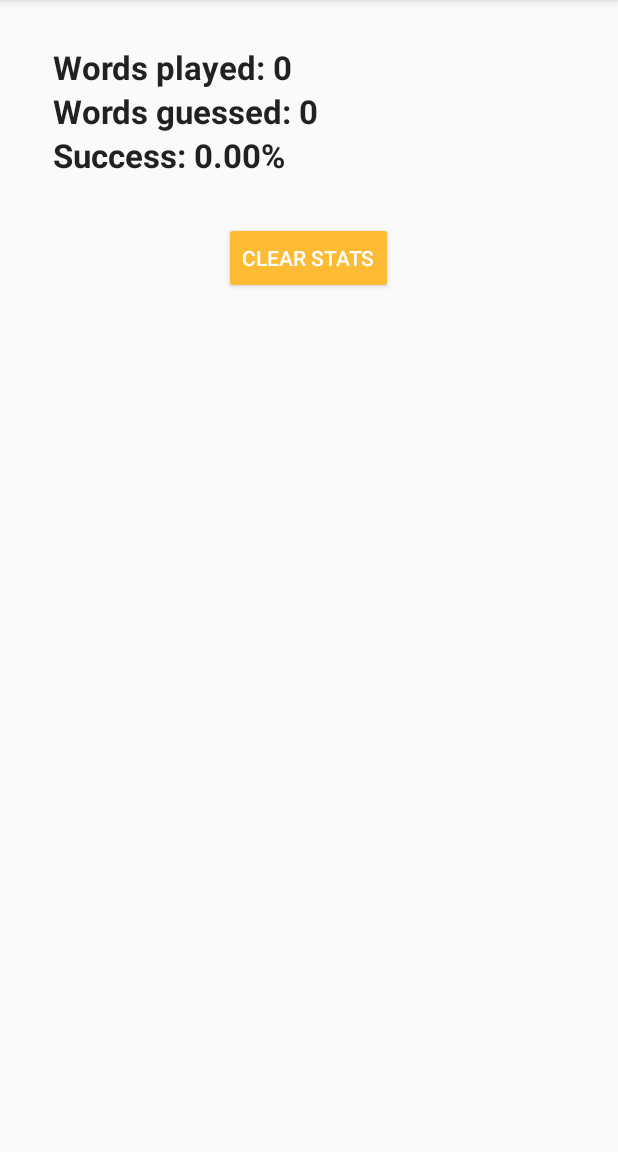
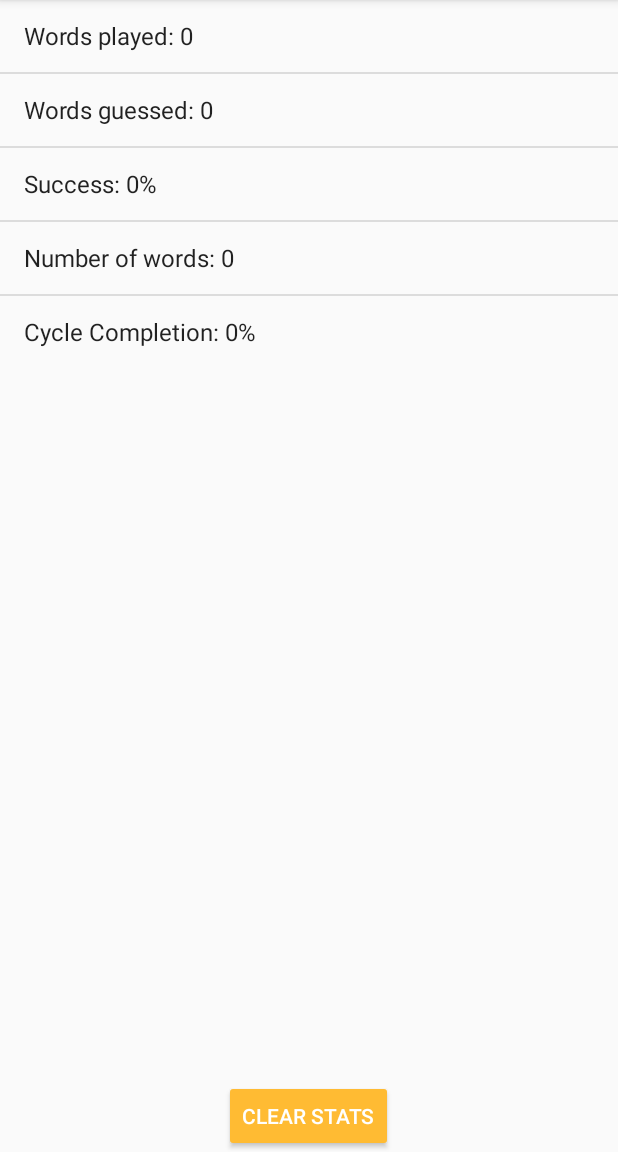
Before and after one commit to alainrk/memenguage, an Android app: the StatsActivity screen opened directly, with no data from a screen before it, on a phone screen of 412 x 824 dp, the part 84-1236 px from its top. Run offline under Robolectric (Android 15) with nearby library versions, the phone set to English and light mode, and no system bars.

Commit message:
Refactor and new in stats

```diff
--- a/app/src/main/java/alaindc/memenguage/DBManager.java
+++ b/app/src/main/java/alaindc/memenguage/DBManager.java
@@ -19,6 +19,7 @@ package alaindc.memenguage;
 import android.content.ContentValues;
 import android.content.Context;
 import android.database.Cursor;
+import android.database.DatabaseUtils;
 import android.database.sqlite.SQLiteDatabase;
 import android.database.sqlite.SQLiteException;
 import android.util.Log;
@@ -201,15 +202,12 @@ public class DBManager {
         }
     }
 
-    // TODO Get words with used < rating
     public Cursor getRandomWordNotUsed() {
         Cursor crs;
         try {
             SQLiteDatabase db = dbhelper.getReadableDatabase();
 
-//            String whereClause = Constants.FIELD_USED +  " = ?";
             String whereClause = Constants.FIELD_USED +  " < " + Constants.FIELD_RATING;
-//            String[] whereArgs = {"0"};
 
             crs = db.query(Constants.TABLE_WORDS, null, whereClause, null, null, null, "random()", "1");
             if (crs.getCount() == 0) {
@@ -222,7 +220,6 @@ public class DBManager {
         return crs;
     }
 
-    // TODO Get words with used < rating
     public Cursor getRandomWordNotUsedInRangeTime(String timestart, String timeend) {
         Cursor crs;
         try {
@@ -283,10 +280,30 @@ public class DBManager {
             String[] whereArgs = {"%"+search+"%", "%"+search+"%"};
 
             crs = db.query(Constants.TABLE_WORDS, null, whereClause, whereArgs, null, null, Constants.FIELD_TIMESTAMP+" DESC", null);
-            Log.d("aaaaaa","aaa");
+
         } catch(SQLiteException sqle) {
             return null;
         }
         return crs;
     }
+
+    public long countWords () {
+        SQLiteDatabase db = dbhelper.getWritableDatabase();
+        try {
+            return DatabaseUtils.queryNumEntries(db, Constants.TABLE_WORDS, null, null);
+        }
+        catch (SQLiteException sqle) {
+            return 0;
+        }
+    }
+
+    public long countGuessedWords () {
+        SQLiteDatabase db = dbhelper.getWritableDatabase();
+        try {
+            return DatabaseUtils.queryNumEntries(db, Constants.TABLE_WORDS, Constants.FIELD_USED +  " < " + Constants.FIELD_RATING, null);
+        }
+        catch (SQLiteException sqle) {
+            return 0;
+        }
+    }
 }
--- a/app/src/main/java/alaindc/memenguage/View/MainActivity.java
+++ b/app/src/main/java/alaindc/memenguage/View/MainActivity.java
@@ -234,7 +234,7 @@ public class MainActivity extends AppCompatActivity
             }
         });
 
-        Toast.makeText(getApplicationContext(), adapter.getCount()+" words in Memenguage", Toast.LENGTH_SHORT).show();
+        //Toast.makeText(getApplicationContext(), adapter.getCount()+" words in Memenguage", Toast.LENGTH_SHORT).show();
     }
 
     @Override
--- a/app/src/main/java/alaindc/memenguage/View/StatsActivity.java
+++ b/app/src/main/java/alaindc/memenguage/View/StatsActivity.java
@@ -5,27 +5,37 @@ import android.content.SharedPreferences;
 import android.os.Bundle;
 import android.support.v7.app.AppCompatActivity;
 import android.view.View;
+import android.widget.ArrayAdapter;
 import android.widget.Button;
-import android.widget.TextView;
+import android.widget.ListView;
+import android.widget.Toast;
+
+import java.lang.reflect.Array;
+import java.util.ArrayList;
 
 import alaindc.memenguage.Constants;
+import alaindc.memenguage.DBManager;
 import alaindc.memenguage.R;
 import alaindc.memenguage.Utils;
 
 public class StatsActivity extends AppCompatActivity {
 
-    private TextView numGamesTextView, numGuessTextView, successTextView;
     private Button clearStatButton;
+    private ListView listView;
+    private ArrayAdapter<String> itemsAdapter;
+    private ArrayList<String> items;
 
     @Override
     protected void onCreate(Bundle savedInstanceState) {
         super.onCreate(savedInstanceState);
         setContentView(R.layout.activity_stats);
 
-        numGamesTextView = (TextView) findViewById(R.id.numwordslab);
-        numGuessTextView = (TextView) findViewById(R.id.numguesslab);
-        successTextView = (TextView) findViewById(R.id.successlab);
-        clearStatButton = (Button) findViewById(R.id.clearStatBut);
+        clearStatButton = (Button) findViewById(R.id.clearstatsbut);
+        listView = (ListView) findViewById(R.id.listatsview);
+
+        items = new ArrayList<>();
+        itemsAdapter = new ArrayAdapter<>(this, android.R.layout.simple_list_item_1, items);
+        listView.setAdapter(itemsAdapter);
 
         clearStatButton.setOnClickListener(new View.OnClickListener() {
             @Override
@@ -41,17 +51,35 @@ public class StatsActivity extends AppCompatActivity {
 
     private void fillStats() {
         SharedPreferences sharedPref = getApplicationContext().getSharedPreferences(Constants.PREF_FILE, Context.MODE_PRIVATE);
+        DBManager dbmanager = new DBManager(getApplicationContext());
+
+        long allwords = dbmanager.countWords();
+        long complwords = dbmanager.countGuessedWords();
+        int percent = (int)(100*(complwords*1.0)/allwords);
 
         long guess = sharedPref.getLong(Constants.PREF_STATS_NUMCORRECT, 0);
         long games = sharedPref.getLong(Constants.PREF_STATS_NUMATTEMPTS, 0);
-        double success = 100*(guess*1.0)/games;
+        int success = (int)(100*(guess*1.0)/games);
 
         if (Double.isNaN(success))
             success = 0;
 
-        numGamesTextView.setText("Words played: " + games);
-        numGuessTextView.setText("Words guessed: " + guess);
-        successTextView.setText("Success: " + String.format("%.2f", success) + "%");
+        String numGames = "Words played: " + games;
+        String numGuess = "Words guessed: " + guess;
+        String successperc = "Success: " + success + "%";
+        String numwords = "Number of words: " + allwords;
+        String cyclecompl = "Cycle Completion: " + percent + "%";
+
+        items.clear();
+        items.add(numGames);
+        items.add(numGuess);
+        items.add(successperc);
+        items.add(numwords);
+        items.add(cyclecompl);
+
+        itemsAdapter.notifyDataSetChanged();
+
+        // TODO Fill listview
     }
 
 }
--- a/app/src/main/res/layout/activity_stats.xml
+++ b/app/src/main/res/layout/activity_stats.xml
@@ -5,51 +5,24 @@
     android:layout_height="match_parent"
     tools:context=".View.PlayActivity">
 
-    <TextView
+    <ListView
         android:layout_width="wrap_content"
         android:layout_height="wrap_content"
-        android:textAppearance="?android:attr/textAppearanceLarge"
-        android:text="Words played: "
-        android:textStyle="bold"
-        android:id="@+id/numwordslab"
-        android:layout_marginTop="30dp"
-        android:layout_alignParentTop="true"
+        android:id="@+id/listatsview"
         android:layout_alignParentLeft="true"
         android:layout_alignParentStart="true"
-        android:layout_marginLeft="35dp"
-        android:layout_marginStart="35dp" />
-
-    <TextView
-        android:layout_width="wrap_content"
-        android:layout_height="wrap_content"
-        android:textAppearance="?android:attr/textAppearanceLarge"
-        android:text="Words guessed: "
-        android:textStyle="bold"
-        android:id="@+id/numguesslab"
-        android:layout_below="@+id/numwordslab"
-        android:layout_alignLeft="@+id/numwordslab"
-        android:layout_alignStart="@+id/numwordslab" />
-
-    <TextView
-        android:layout_width="wrap_content"
-        android:layout_height="wrap_content"
-        android:textAppearance="?android:attr/textAppearanceLarge"
-        android:text="Success: "
-        android:textStyle="bold"
-        android:id="@+id/successlab"
-        android:layout_below="@+id/numguesslab"
-        android:layout_alignLeft="@+id/numguesslab"
-        android:layout_alignStart="@+id/numguesslab" />
+        android:layout_alignParentTop="true"
+        android:foregroundGravity="top"
+        />
 
     <Button
         style="@style/Widget.AppCompat.Button.Colored"
-        android:id="@+id/clearStatBut"
+        android:id="@+id/clearstatsbut"
         android:text="Clear Stats"
         android:layout_width="wrap_content"
         android:layout_height="wrap_content"
-        android:layout_below="@+id/successlab"
-        android:layout_centerHorizontal="true"
-        android:layout_marginTop="30dp" />
+        android:layout_alignParentBottom="true"
+        android:layout_centerHorizontal="true" />
 
 
 </RelativeLayout>
```
Also changed, not shown: 1 other file.
